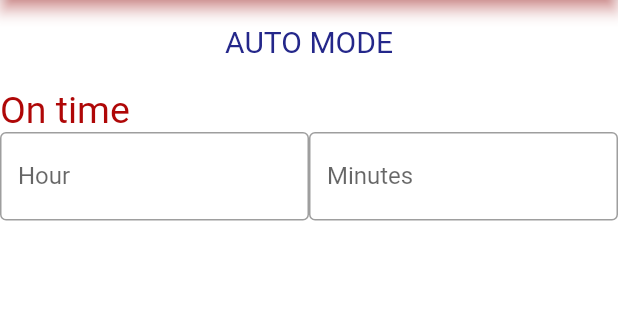
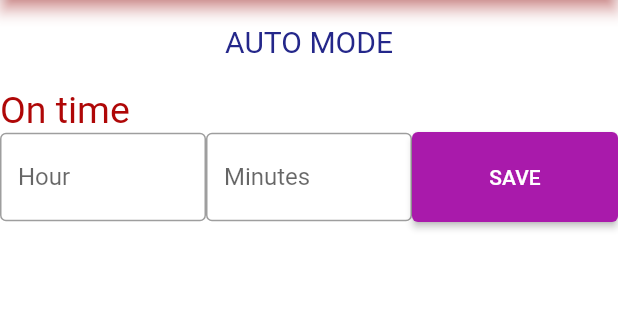
Before and after one commit to abhijithu1/irrigation, a Flutter app: the screen it shows after launch, after a tap on "AUTO MODE", on a phone screen of 412 x 824 dp, the part 84-404 px from its top. Run offline on Flutter 3.47's test engine with Material 2 defaults, Android fonts, the phone set to English and light mode, and no system bars; our stand-ins replace syncfusion_flutter_gauges.

Commit message:
Feeling demotive

```diff
--- /dev/null
+++ b/irrigation/lib/globals.dart
@@ -0,0 +1,6 @@
+///Global variables will be defined here
+library my_prj.globals;
+
+
+  int? hour;
+  int? min;
--- a/irrigation/lib/main.dart
+++ b/irrigation/lib/main.dart
@@ -1,5 +1,6 @@
 import 'package:flutter/material.dart';
 import 'package:syncfusion_flutter_gauges/gauges.dart';
+import 'globals.dart';
 
 void main() {
   runApp(const MyApp());
@@ -31,10 +32,18 @@ class _HomeScreenState extends State<HomeScreen> {
   int _temperature = 45;
   final _humidity = 100.0;
   final _moisture = 50.0;
+  String onTimehr = hour.toString();
+  String onTimemin = min.toString();
 
   void _updateTemperature(int value) {
     setState(() {
       _temperature = value;
+    });
+  }
+  void _updateOnTime(String value1,String value2) {
+    setState(() {
+      onTimehr = value1;
+      onTimemin = value2;
     });
   }
 
@@ -100,9 +109,6 @@ class _HomeScreenState extends State<HomeScreen> {
                       )
                     ],
                   ),
-                  const SizedBox(
-                    height: 10,
-                  ),
                   const Text(
                     'Humidity',
                     style: TextStyle(fontSize: 16),
@@ -149,9 +155,7 @@ class _HomeScreenState extends State<HomeScreen> {
                       )
                     ],
                   ),
-                  const SizedBox(
-                    height: 10,
-                  ),
+
                   const Text(
                     'Moisture',
                     style: TextStyle(fontSize: 16),
@@ -169,6 +173,8 @@ class _HomeScreenState extends State<HomeScreen> {
             Row(
               mainAxisAlignment: MainAxisAlignment.spaceEvenly,
               children: [
+                Column(
+                  children: [
                     ElevatedButton(
                       onPressed: () {
                         Navigator.push(
@@ -182,6 +188,9 @@ class _HomeScreenState extends State<HomeScreen> {
                             MaterialStatePropertyAll<Color>(Colors.green),
                       ),
                       child: const Text('AUTO MODE'),
+                    ),
+                    Text("ON TIME: $onTimehr : $onTimemin ")
+                  ],
                 ),
                 ElevatedButton(
                   onPressed: () {
@@ -241,8 +250,9 @@ class ThirdScreen extends StatefulWidget {
 }
 
 class _ThirdScreenState extends State<ThirdScreen> {
-  int? hour;
-  int? min;
+
+  final _formkey = GlobalKey<FormState>();
+  final _formkey1 = GlobalKey<FormState>();
 
   @override
   Widget build(BuildContext context) {
@@ -279,16 +289,20 @@ class _ThirdScreenState extends State<ThirdScreen> {
               ),
               Container(
                 padding: const EdgeInsets.only(top: 20.0),
-                child: const Text("On time",
+                child: const Text(
+                  "On time",
                   style: TextStyle(
                     color: Color.fromARGB(255, 175, 7, 7),
                     fontSize: 25,
-                ),),
+                  ),
+                ),
               ),
               Row(
                 mainAxisAlignment: MainAxisAlignment.spaceEvenly,
                 children: [
                   Expanded(
+                    child: Form(
+                      key: _formkey,
                       child: TextFormField(
                         keyboardType: TextInputType.number,
                         decoration: const InputDecoration(
@@ -296,33 +310,64 @@ class _ThirdScreenState extends State<ThirdScreen> {
                           border: OutlineInputBorder(),
                         ),
                         validator: (value) {
-                        if (value == null || value.isEmpty){
+                          if (value == null || value.isEmpty) {
                             return "Please Enter the Hour.";
+                          }
+                          else if (int.parse(value) >= 25){
+                            return "less than 24";
                           }
                           return null;
                         },
-                      onSaved: (value){
+                        onSaved: (value) {
                           hour = int.parse(value!);
                         },
                       ),
                     ),
-                  Expanded(child: TextFormField(
+                  ),
+                  Expanded(
+                    child: Form(
+                      key: _formkey1,
+                      child: TextFormField(
                         keyboardType: TextInputType.number,
                         decoration: const InputDecoration(
                           labelText: "Minutes",
                           border: OutlineInputBorder(),
-
                         ),
                         validator: (value) {
-                        if (value == null || value.isEmpty){
+                          if (value == null || value.isEmpty) {
                             return "Please Enter the Minute.";
+                          }
+                          else if (int.parse(value) >= 61){
+                            return "Less than 60";
                           }
                           return null;
                         },
-                      onSaved: (value){
+                        onSaved: (value) {
                           min = int.parse(value!);
                         },
-                  ))
+                      ),
+                    ),
+                  ),
+                  Expanded(
+                    child: SizedBox(
+                      width: 250,
+                      height: 60,
+                      child: ElevatedButton(
+                        onPressed: () {
+                          if (_formkey.currentState!.validate() && _formkey1.currentState!.validate()) {
+                            _formkey.currentState!.save();
+                            _formkey1.currentState!.save();
+                            print('Hour: $hour, Minute: $min');
+                          }
+                        },
+                        style: const ButtonStyle(
+                          backgroundColor: MaterialStatePropertyAll<Color>(
+                              Color.fromARGB(255, 169, 26, 171)),
+                        ),
+                        child: const Text('SAVE'),
+                      ),
+                    ),
+                  ),
                 ],
               )
             ],
```
Lines whose indentation alone changed are shown as unchanged.
